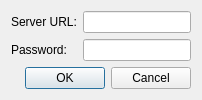
networkoptix/nx_open, file client/src/ui/dialogs/join_other_system_dialog.ui: the form before one commit.
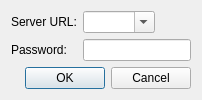
The form after the commit.

Commit message:
show found systems in the join the other system dialog
<==== Mercurial data ====>
Branch: network_issues

Patch:
```diff
--- a/client/src/ui/dialogs/join_other_system_dialog.ui
+++ b/client/src/ui/dialogs/join_other_system_dialog.ui
@@ -6,8 +6,8 @@
    <rect>
     <x>0</x>
     <y>0</y>
-    <width>312</width>
-    <height>91</height>
+    <width>310</width>
+    <height>89</height>
    </rect>
   </property>
   <property name="windowTitle">
@@ -27,9 +27,6 @@
      </property>
     </widget>
    </item>
-   <item row="0" column="1">
-    <widget class="QLineEdit" name="urlEdit"/>
-   </item>
    <item row="1" column="1">
     <widget class="QLineEdit" name="passwordEdit">
      <property name="echoMode">
@@ -51,6 +48,19 @@
      </property>
     </widget>
    </item>
+   <item row="0" column="1">
+    <widget class="QComboBox" name="urlComboBox">
+     <property name="sizePolicy">
+      <sizepolicy hsizetype="Maximum" vsizetype="Fixed">
+       <horstretch>0</horstretch>
+       <verstretch>0</verstretch>
+      </sizepolicy>
+     </property>
+     <property name="editable">
+      <bool>true</bool>
+     </property>
+    </widget>
+   </item>
   </layout>
  </widget>
  <resources/>
```
The commit also changes 2 other files.
